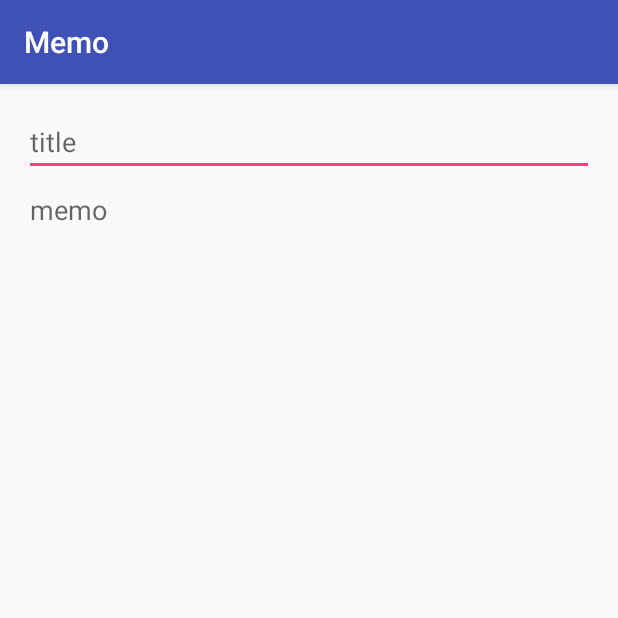
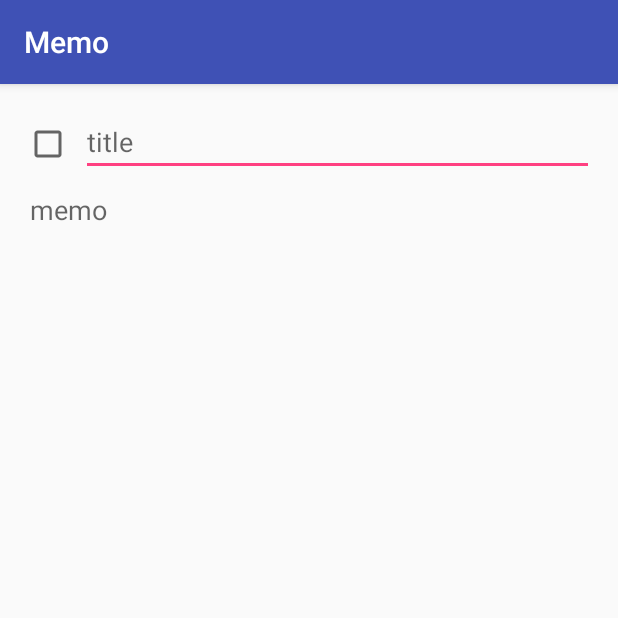
Before and after one commit to hk38/ToDoApp, an Android app: the DetailActivity screen opened directly, with no data from a screen before it, on a phone screen of 412 x 824 dp, the top half of it. Run offline under Robolectric (Android 15) with nearby library versions, the phone set to English and light mode, and no system bars; libraries missing offline, so code that uses them is left out: io.realm; 5 statements that could not run were skipped.

Commit message:
チェックボックスのレイアウトを作成。機能未実装

```diff
--- a/app/src/main/java/android/lifeistech/com/memo/CreateActivity.java
+++ b/app/src/main/java/android/lifeistech/com/memo/CreateActivity.java
@@ -39,6 +39,7 @@ public class CreateActivity extends AppCompatActivity {
                 memo.title = title;
                 memo.updateDate = updateDate;
                 memo.content = content;
+                memo.checked = false;
             }
         });
     }
--- a/app/src/main/java/android/lifeistech/com/memo/DetailActivity.java
+++ b/app/src/main/java/android/lifeistech/com/memo/DetailActivity.java
@@ -3,6 +3,7 @@ package android.lifeistech.com.memo;
 import android.support.v7.app.AppCompatActivity;
 import android.os.Bundle;
 import android.view.View;
+import android.widget.CheckBox;
 import android.widget.EditText;
 
 import io.realm.Realm;
@@ -13,6 +14,7 @@ public class DetailActivity extends AppCompatActivity {
 
     public EditText titleText;
     public EditText contentText;
+    public CheckBox checkBox;
 
     @Override
     protected void onCreate(Bundle savedInstanceState) {
@@ -23,6 +25,7 @@ public class DetailActivity extends AppCompatActivity {
 
         titleText = (EditText) findViewById(R.id.titleEditText);
         contentText = (EditText) findViewById(R.id.contentEditText);
+        checkBox = (CheckBox) findViewById(R.id.detailCheckBox);
 
         showData();
     }
@@ -32,6 +35,7 @@ public class DetailActivity extends AppCompatActivity {
 
         titleText.setText(memo.title);
         contentText.setText(memo.content);
+        checkBox.setChecked(memo.checked);
     }
 
     public void update(View v){
@@ -42,6 +46,7 @@ public class DetailActivity extends AppCompatActivity {
             public void execute(Realm realm){
                 memo.title = titleText.getText().toString();
                 memo.content = contentText.getText().toString();
+                memo.checked = checkBox.isChecked();
             }
         });
 
@@ -50,6 +55,15 @@ public class DetailActivity extends AppCompatActivity {
 
     @Override
     protected void onDestroy() {
+        final Memo memo = realm.where(Memo.class).equalTo("updateDate", getIntent().getStringExtra("updateDate")).findFirst();
+
+        realm.executeTransaction(new Realm.Transaction(){
+            @Override
+            public void execute(Realm realm){
+                memo.checked = checkBox.isChecked();
+            }
+        });
+
         super.onDestroy();
         realm.close();
     }
--- a/app/src/main/java/android/lifeistech/com/memo/MainActivity.java
+++ b/app/src/main/java/android/lifeistech/com/memo/MainActivity.java
@@ -35,6 +35,7 @@ public class MainActivity extends AppCompatActivity {
         });
     }
 
+
     public void setMemoList(){
         RealmResults<Memo> results = realm.where(Memo.class).findAll();
         List<Memo> items = realm.copyFromRealm(results);
@@ -42,6 +43,7 @@ public class MainActivity extends AppCompatActivity {
         MemoAdapter adapter = new MemoAdapter(this, R.layout.layout_item_memo, items);
         listVew.setAdapter(adapter);
     }
+
 
     @Override
     protected void onResume() {
@@ -59,5 +61,4 @@ public class MainActivity extends AppCompatActivity {
         Intent intent = new Intent(this, CreateActivity.class);
         startActivity(intent);
     }
-
 }
--- a/app/src/main/java/android/lifeistech/com/memo/Memo.java
+++ b/app/src/main/java/android/lifeistech/com/memo/Memo.java
@@ -1,11 +1,11 @@
 package android.lifeistech.com.memo;
 
-import io.realm.Realm;
 import io.realm.RealmObject;
 
 public class Memo extends RealmObject {
     public String title;
     public String updateDate;
     public String content;
+    public boolean checked;
 
 }
--- a/app/src/main/java/android/lifeistech/com/memo/MemoAdapter.java
+++ b/app/src/main/java/android/lifeistech/com/memo/MemoAdapter.java
@@ -5,6 +5,7 @@ import android.view.LayoutInflater;
 import android.view.View;
 import android.view.ViewGroup;
 import android.widget.ArrayAdapter;
+import android.widget.CheckBox;
 import android.widget.TextView;
 
 import java.util.List;
@@ -29,9 +30,11 @@ public class MemoAdapter extends ArrayAdapter<Memo> {
 
         TextView titleText = (TextView) convertView.findViewById(R.id.titleText);
         TextView contentText = (TextView) convertView.findViewById(R.id.contentText);
+        CheckBox checkBox = (CheckBox) convertView.findViewById(R.id.itemCheckBox);
 
         titleText.setText(memo.title);
         contentText.setText(memo.content);
+        checkBox.setChecked(memo.checked);
 
         return convertView;
     }
--- a/app/src/main/java/android/lifeistech/com/memo/MemoApplication.java
+++ b/app/src/main/java/android/lifeistech/com/memo/MemoApplication.java
@@ -9,7 +9,6 @@ public class MemoApplication extends Application {
     @Override
     public void onCreate() {
         super.onCreate();
-
         Realm.init(getApplicationContext());
     }
 }
--- a/app/src/main/res/layout/activity_detail.xml
+++ b/app/src/main/res/layout/activity_detail.xml
@@ -9,18 +9,31 @@
         android:layout_height="match_parent"
         android:orientation="vertical">
 
-        <EditText
-            android:id="@+id/titleEditText"
+        <LinearLayout
             android:layout_width="match_parent"
             android:layout_height="wrap_content"
-            android:ems="10"
-            android:hint="title"
-            android:inputType="textPersonName" />
+            android:orientation="horizontal">
+
+            <CheckBox
+                android:id="@+id/detailCheckBox"
+                android:layout_width="0dp"
+                android:layout_height="wrap_content"
+                android:layout_weight="1" />
+
+            <EditText
+                android:id="@+id/titleEditText"
+                android:layout_width="0dp"
+                android:layout_height="wrap_content"
+                android:layout_weight="9"
+                android:ems="10"
+                android:hint="title"
+                android:inputType="textPersonName" />
+        </LinearLayout>
 
         <EditText
             android:id="@+id/contentEditText"
             android:layout_width="match_parent"
-            android:layout_height="0dp"
+            android:layout_height="wrap_content"
             android:layout_weight="1"
             android:ems="10"
             android:gravity="top"
```
Also changed, not shown: app/src/main/res/layout/layout_item_memo.xml (+15 -1 lines).
